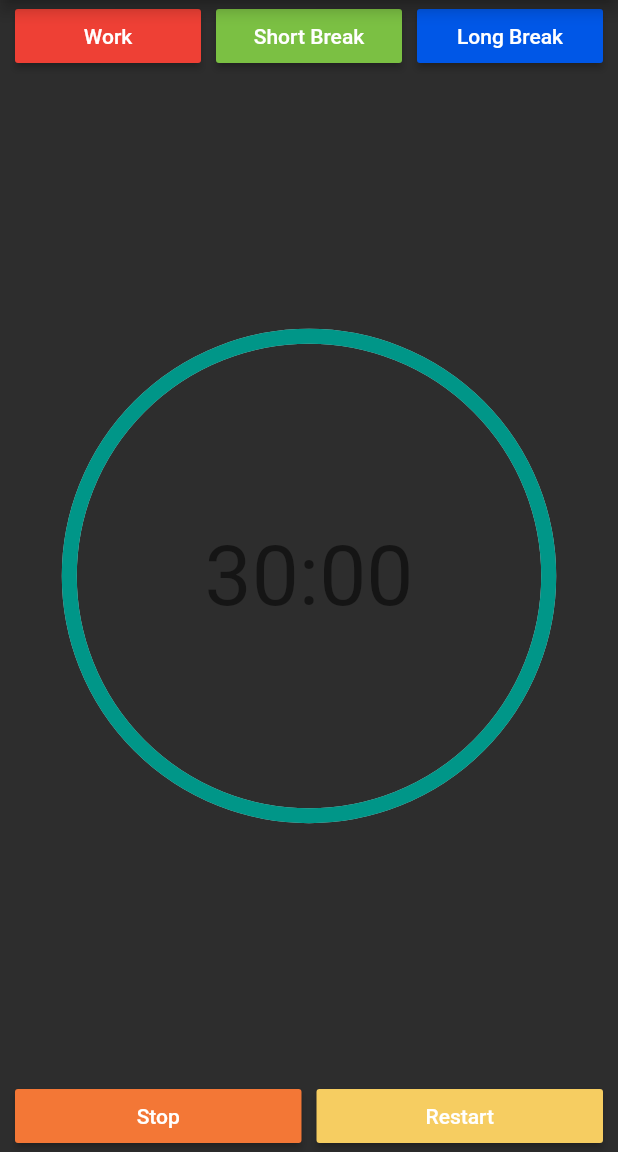
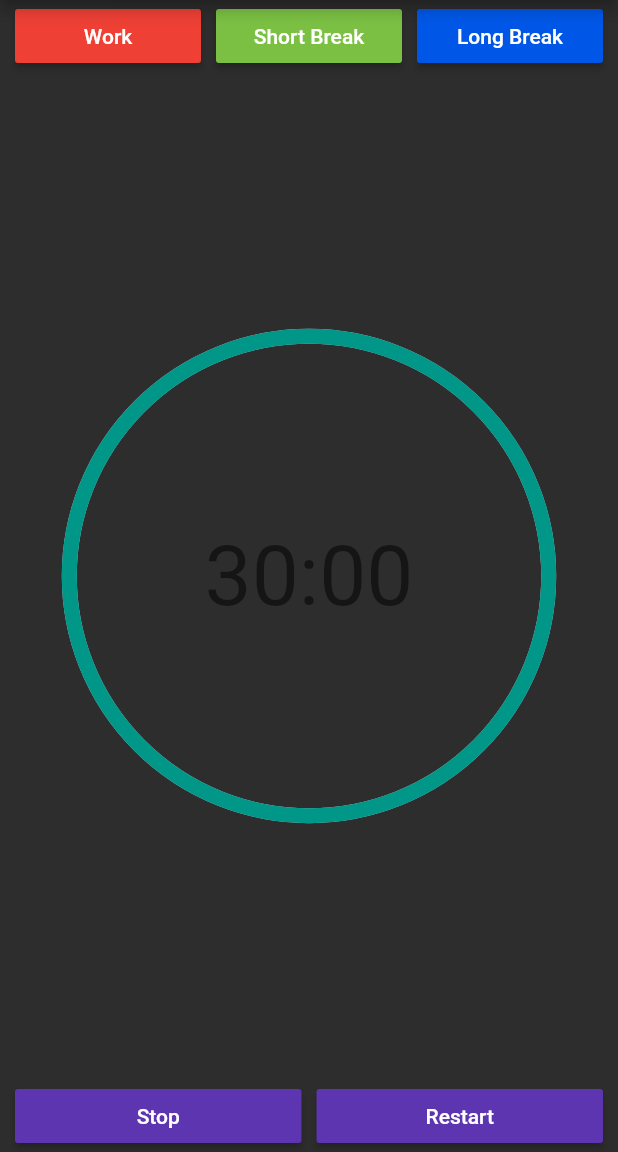
Before and after one commit to davidfffelix/productivity_timer, a Flutter app: the screen it shows after launch, on a phone screen of 412 x 824 dp, the part 84-1236 px from its top. Run offline on Flutter 3.47's test engine with Material 2 defaults, Android fonts, the phone set to English and light mode, and no system bars; drawn by our look-alikes of percent_indicator.

Commit message:
Update color button timer_page

```diff
--- a/lib/timer/timer_page.dart
+++ b/lib/timer/timer_page.dart
@@ -86,7 +86,7 @@ class TimerPage extends StatelessWidget {
                   ),
                   Expanded(
                     child: ProductivityButton(
-                      color: Color(0xfff37736),
+                      color: Color(0xff5e35b1),
                       text: 'Stop',
                       size: 3,
                       onPressed: emptyMethod,
@@ -97,7 +97,7 @@ class TimerPage extends StatelessWidget {
                   ),
                   Expanded(
                     child: ProductivityButton(
-                      color: Color(0xfff6cd61),
+                      color: Color(0xff5e35b1),
                       text: 'Restart',
                       onPressed: emptyMethod,
                       size: 3,
```
